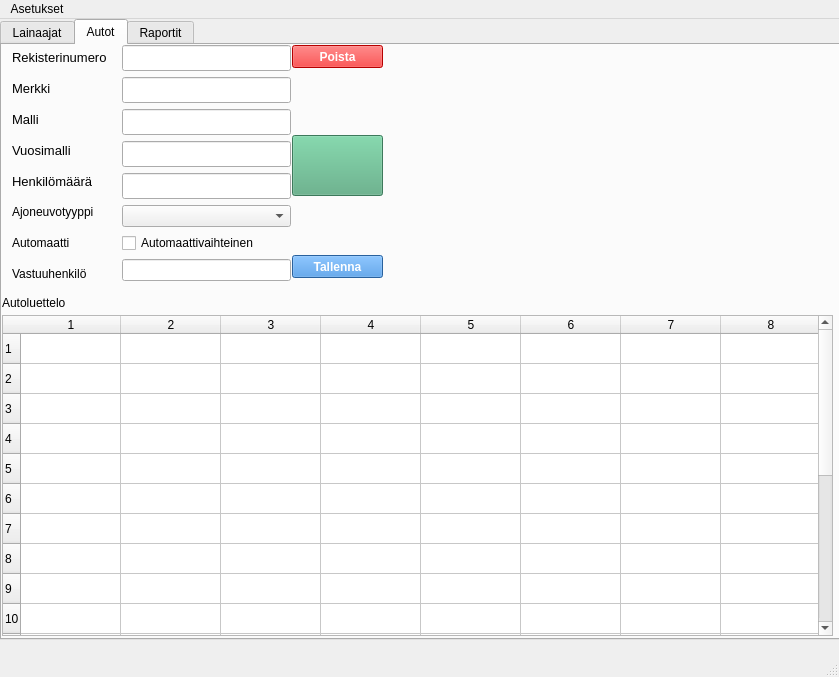
Before: the Qt Designer form administrative.ui in HennaSalla/Autolainaus_hallinta, drawn with Qt 5.
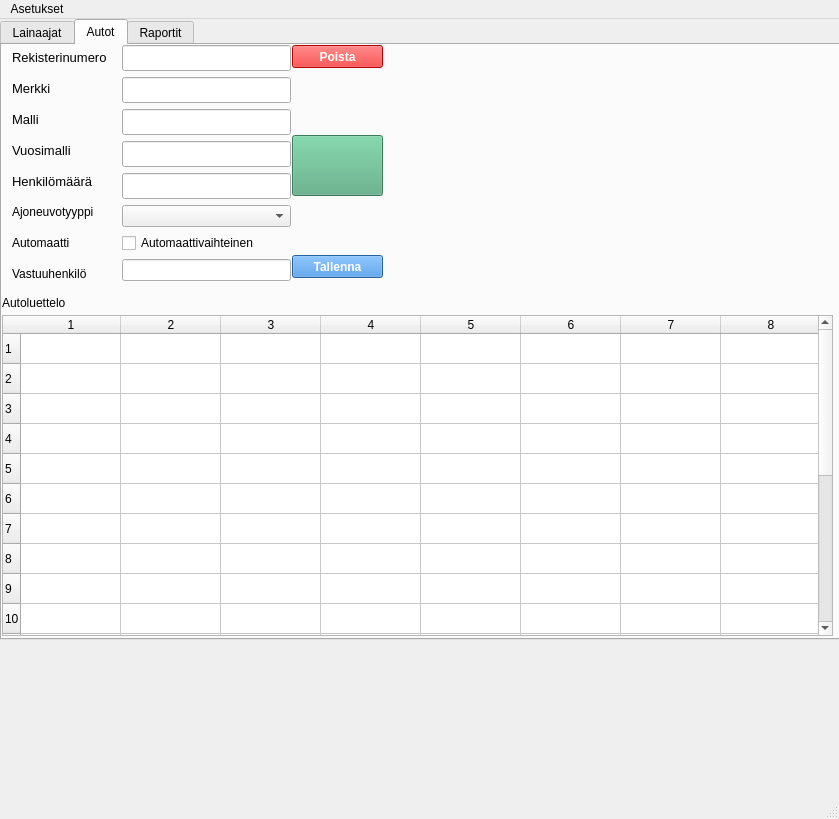
After: the same form once the commit is applied. Icons and pictures are not drawn.

Commit message: 14.3.2025 poistettu tulosta nappi

```diff
--- a/administrative.ui
+++ b/administrative.ui
@@ -7,7 +7,7 @@
     <x>0</x>
     <y>0</y>
     <width>839</width>
-    <height>677</height>
+    <height>819</height>
    </rect>
   </property>
   <property name="windowTitle">
```
The commit also changes 1 other file.
